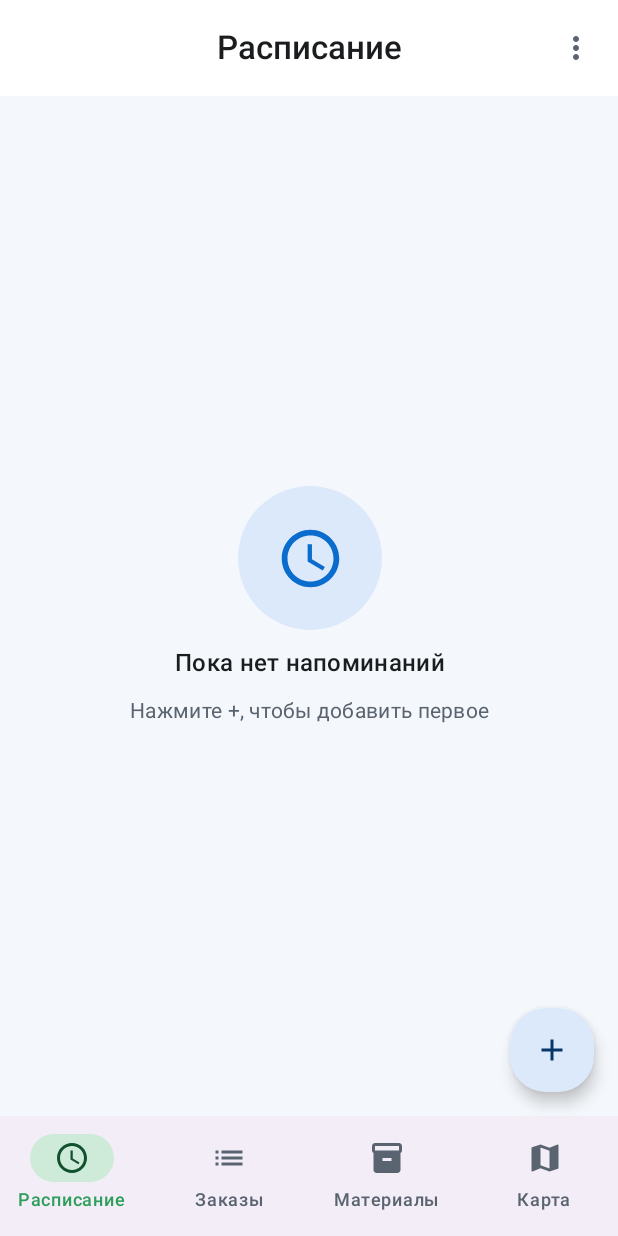
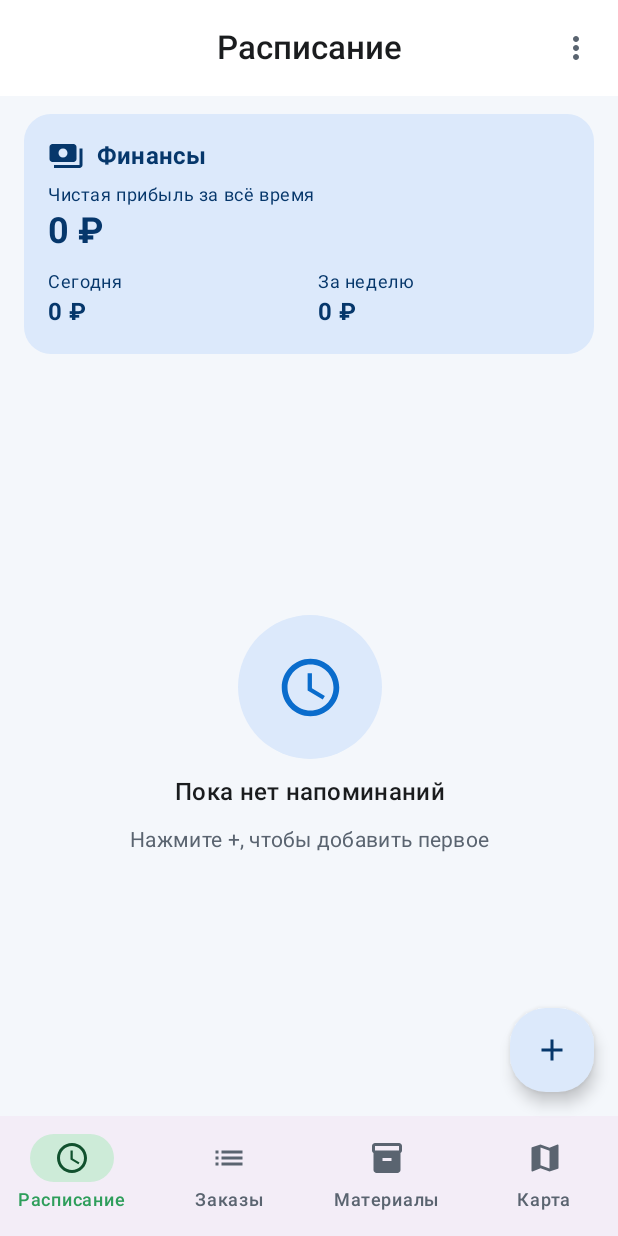
Before and after one commit to kiltler/kiltler, an Android app built with Jetpack Compose: the screen it shows after launch (MainActivity), on a phone screen of 412 x 824 dp. Run offline under Robolectric (Android 15) with nearby library versions, the phone set to English and light mode, and no system bars; our stand-ins replace Firebase (no records; nobody signed in at launch, a user with empty details on screens opened directly), Room's generated code; libraries missing offline, so code that uses them is left out: com.yandex.mapkit; 3 statements that could not run were skipped.

Commit message:
Add finances panel and force the light theme
- New finance card at the top of the schedule: revenue from completed
  orders, automatic material/advertising reserves, and net profit for
  today, the week and all time. Reserve percentages are editable.
- The app now always uses the light (white) theme regardless of the
  system dark mode, with matching light system bars.

https://claude.ai/code/session_01RXjEZR9YerMNhqDiRGdi7K

```diff
--- a/app/src/main/java/com/kiltler/assistant/MainActivity.kt
+++ b/app/src/main/java/com/kiltler/assistant/MainActivity.kt
@@ -2,9 +2,11 @@ package com.kiltler.assistant
 
 import android.Manifest
 import android.content.pm.PackageManager
+import android.graphics.Color
 import android.os.Build
 import android.os.Bundle
 import androidx.activity.ComponentActivity
+import androidx.activity.SystemBarStyle
 import androidx.activity.compose.setContent
 import androidx.activity.enableEdgeToEdge
 import androidx.activity.result.contract.ActivityResultContracts
@@ -24,7 +26,10 @@ class MainActivity : ComponentActivity() {
     override fun onCreate(savedInstanceState: Bundle?) {
         super.onCreate(savedInstanceState)
         MapKitFactory.initialize(this)
-        enableEdgeToEdge()
+        enableEdgeToEdge(
+            statusBarStyle = SystemBarStyle.light(Color.TRANSPARENT, Color.TRANSPARENT),
+            navigationBarStyle = SystemBarStyle.light(Color.TRANSPARENT, Color.TRANSPARENT)
+        )
         requestNotificationPermission()
 
         setContent {
--- a/app/src/main/java/com/kiltler/assistant/ui/AppScaffold.kt
+++ b/app/src/main/java/com/kiltler/assistant/ui/AppScaffold.kt
@@ -198,6 +198,7 @@ fun AppScaffold() {
             when (tab) {
                     Tab.SCHEDULE -> ScheduleScreen(
                         reminders = reminders,
+                        orders = orders,
                         editing = editingReminder,
                         showDialog = showReminderDialog,
                         onDismissDialog = { showReminderDialog = false },
--- /dev/null
+++ b/app/src/main/java/com/kiltler/assistant/ui/screens/Finance.kt
@@ -0,0 +1,236 @@
+package com.kiltler.assistant.ui.screens
+
+import androidx.compose.foundation.clickable
+import androidx.compose.foundation.layout.Arrangement
+import androidx.compose.foundation.layout.Column
+import androidx.compose.foundation.layout.Row
+import androidx.compose.foundation.layout.Spacer
+import androidx.compose.foundation.layout.fillMaxWidth
+import androidx.compose.foundation.layout.height
+import androidx.compose.foundation.layout.padding
+import androidx.compose.foundation.rememberScrollState
+import androidx.compose.foundation.text.KeyboardOptions
+import androidx.compose.foundation.verticalScroll
+import androidx.compose.material.icons.Icons
+import androidx.compose.material.icons.filled.Payments
+import androidx.compose.material3.AlertDialog
+import androidx.compose.material3.Card
+import androidx.compose.material3.CardDefaults
+import androidx.compose.material3.HorizontalDivider
+import androidx.compose.material3.Icon
+import androidx.compose.material3.MaterialTheme
+import androidx.compose.material3.OutlinedTextField
+import androidx.compose.material3.Text
+import androidx.compose.material3.TextButton
+import androidx.compose.runtime.Composable
+import androidx.compose.runtime.getValue
+import androidx.compose.runtime.mutableStateOf
+import androidx.compose.runtime.remember
+import androidx.compose.runtime.setValue
+import androidx.compose.ui.Alignment
+import androidx.compose.ui.Modifier
+import androidx.compose.ui.text.font.FontWeight
+import androidx.compose.ui.text.input.KeyboardType
+import androidx.compose.ui.unit.dp
+import com.kiltler.assistant.data.Order
+import com.kiltler.assistant.data.OrderStatus
+import java.util.Calendar
+
+private const val WEEK_MS = 7L * 24 * 60 * 60 * 1000
+
+/** Финансовые итоги за период. */
+data class FinanceStats(
+    val revenue: Double,
+    val materials: Double,
+    val ads: Double,
+    val net: Double
+)
+
+private fun computeFinance(
+    orders: List<Order>,
+    sinceMillis: Long?,
+    matPct: Int,
+    adsPct: Int
+): FinanceStats {
+    val revenue = orders
+        .filter { OrderStatus.from(it.status) == OrderStatus.DONE && it.price > 0 }
+        .filter { sinceMillis == null || (it.scheduledMillis ?: it.createdAt) >= sinceMillis }
+        .sumOf { it.price }
+    val materials = revenue * matPct / 100.0
+    val ads = revenue * adsPct / 100.0
+    return FinanceStats(revenue, materials, ads, revenue - materials - ads)
+}
+
+private fun startOfToday(): Long {
+    val c = Calendar.getInstance()
+    c.set(Calendar.HOUR_OF_DAY, 0)
+    c.set(Calendar.MINUTE, 0)
+    c.set(Calendar.SECOND, 0)
+    c.set(Calendar.MILLISECOND, 0)
+    return c.timeInMillis
+}
+
+private fun money(value: Double): String =
+    "%,d ₽".format(value.toLong()).replace(',', ' ')
+
+/** Карточка финансов вверху расписания — чистая прибыль и переход к деталям. */
+@Composable
+fun FinanceCard(
+    orders: List<Order>,
+    matPct: Int,
+    adsPct: Int,
+    onClick: () -> Unit,
+    modifier: Modifier = Modifier
+) {
+    val all = computeFinance(orders, null, matPct, adsPct)
+    val day = computeFinance(orders, startOfToday(), matPct, adsPct)
+    val week = computeFinance(orders, System.currentTimeMillis() - WEEK_MS, matPct, adsPct)
+
+    Card(
+        modifier = modifier.fillMaxWidth().clickable(onClick = onClick),
+        colors = CardDefaults.cardColors(
+            containerColor = MaterialTheme.colorScheme.primaryContainer,
+            contentColor = MaterialTheme.colorScheme.onPrimaryContainer
+        )
+    ) {
+        Column(modifier = Modifier.padding(16.dp)) {
+            Row(verticalAlignment = Alignment.CenterVertically) {
+                Icon(Icons.Default.Payments, contentDescription = null)
+                Text(
+                    "  Финансы",
+                    style = MaterialTheme.typography.titleMedium,
+                    fontWeight = FontWeight.Bold
+                )
+            }
+            Spacer(Modifier.height(6.dp))
+            Text("Чистая прибыль за всё время", style = MaterialTheme.typography.bodySmall)
+            Text(
+                money(all.net),
+                style = MaterialTheme.typography.headlineSmall,
+                fontWeight = FontWeight.Bold
+            )
+            Spacer(Modifier.height(10.dp))
+            Row(horizontalArrangement = Arrangement.spacedBy(12.dp)) {
+                FinanceMini("Сегодня", day.net, Modifier.weight(1f))
+                FinanceMini("За неделю", week.net, Modifier.weight(1f))
+            }
+        }
+    }
+}
+
+@Composable
+private fun FinanceMini(label: String, value: Double, modifier: Modifier) {
+    Column(modifier = modifier) {
+        Text(label, style = MaterialTheme.typography.bodySmall)
+        Text(
+            money(value),
+            style = MaterialTheme.typography.titleMedium,
+            fontWeight = FontWeight.Bold
+        )
+    }
+}
+
+/** Подробный расчёт финансов с настройкой отчислений. */
+@Composable
+fun FinanceDialog(
+    orders: List<Order>,
+    matPct: Int,
+    adsPct: Int,
+    onDismiss: () -> Unit,
+    onSave: (Int, Int) -> Unit
+) {
+    var mat by remember { mutableStateOf(matPct.toString()) }
+    var ads by remember { mutableStateOf(adsPct.toString()) }
+    val m = mat.toIntOrNull()?.coerceIn(0, 100) ?: 0
+    val a = ads.toIntOrNull()?.coerceIn(0, 100) ?: 0
+
+    AlertDialog(
+        onDismissRequest = onDismiss,
+        title = { Text("Финансы") },
+        text = {
+            Column(
+                modifier = Modifier.verticalScroll(rememberScrollState()),
+                verticalArrangement = Arrangement.spacedBy(12.dp)
+            ) {
+                FinanceSection("Сегодня", computeFinance(orders, startOfToday(), m, a))
+                FinanceSection(
+                    "За неделю",
+                    computeFinance(orders, System.currentTimeMillis() - WEEK_MS, m, a)
+                )
+                FinanceSection("За всё время", computeFinance(orders, null, m, a))
+
+                HorizontalDivider()
+                Text(
+                    "Отчисления (% от выручки)",
+                    style = MaterialTheme.typography.labelLarge,
+                    fontWeight = FontWeight.Bold
+                )
+                Row(horizontalArrangement = Arrangement.spacedBy(8.dp)) {
+                    OutlinedTextField(
+                        value = mat,
+                        onValueChange = { mat = it.filter(Char::isDigit).take(3) },
+                        label = { Text("Материалы, %") },
+                        singleLine = true,
+                        keyboardOptions = KeyboardOptions(keyboardType = KeyboardType.Number),
+                        modifier = Modifier.weight(1f)
+                    )
+                    OutlinedTextField(
+                        value = ads,
+                        onValueChange = { ads = it.filter(Char::isDigit).take(3) },
+                        label = { Text("Реклама, %") },
+                        singleLine = true,
+                        keyboardOptions = KeyboardOptions(keyboardType = KeyboardType.Number),
+                        modifier = Modifier.weight(1f)
+                    )
+                }
+                Text(
+                    "Считается по выполненным заказам.",
+                    style = MaterialTheme.typography.bodySmall,
+                    color = MaterialTheme.colorScheme.onSurfaceVariant
+                )
+            }
+        },
+        confirmButton = {
+            TextButton(onClick = { onSave(m, a) }) { Text("Сохранить") }
+        },
+        dismissButton = {
+            TextButton(onClick = onDismiss) { Text("Закрыть") }
+        }
+    )
+}
+
+@Composable
+private fun FinanceSection(title: String, stats: FinanceStats) {
+    Column(verticalArrangement = Arrangement.spacedBy(2.dp)) {
+        Text(
+            title,
+            style = MaterialTheme.typography.titleSmall,
+            fontWeight = FontWeight.Bold,
+            color = MaterialTheme.colorScheme.primary
+        )
+        FinanceRow("Выручка", money(stats.revenue))
+        FinanceRow("На материалы", "− ${money(stats.materials)}")
+        FinanceRow("На рекламу", "− ${money(stats.ads)}")
+        FinanceRow("Чистая прибыль", money(stats.net), highlight = true)
+    }
+}
+
+@Composable
+private fun FinanceRow(label: String, value: String, highlight: Boolean = false) {
+    Row(modifier = Modifier.fillMaxWidth()) {
+        Text(
+            label,
+            style = MaterialTheme.typography.bodyMedium,
+            modifier = Modifier.weight(1f),
+            color = if (highlight) MaterialTheme.colorScheme.onSurface
+            else MaterialTheme.colorScheme.onSurfaceVariant
+        )
+        Text(
+            value,
+            style = MaterialTheme.typography.bodyMedium,
+            fontWeight = if (highlight) FontWeight.Bold else FontWeight.Normal,
+            color = if (highlight) MaterialTheme.colorScheme.primary
+            else MaterialTheme.colorScheme.onSurface
+        )
+    }
+}
--- a/app/src/main/java/com/kiltler/assistant/ui/screens/ScheduleScreen.kt
+++ b/app/src/main/java/com/kiltler/assistant/ui/screens/ScheduleScreen.kt
@@ -1,5 +1,6 @@
 package com.kiltler.assistant.ui.screens
 
+import android.content.Context
 import androidx.compose.foundation.layout.Arrangement
 import androidx.compose.foundation.layout.Box
 import androidx.compose.foundation.layout.Column
@@ -41,6 +42,7 @@ import androidx.compose.ui.text.style.TextOverflow
 import androidx.compose.ui.unit.dp
 import com.kiltler.assistant.data.Reminder
 import com.kiltler.assistant.ui.SectionHeader
+import com.kiltler.assistant.data.Order
 import com.kiltler.assistant.ui.VoiceTextField
 import com.kiltler.assistant.ui.formatDateTime
 import com.kiltler.assistant.ui.pickDateTime
@@ -48,6 +50,7 @@ import com.kiltler.assistant.ui.pickDateTime
 @Composable
 fun ScheduleScreen(
     reminders: List<Reminder>,
+    orders: List<Order>,
     editing: Reminder?,
     showDialog: Boolean,
     onDismissDialog: () -> Unit,
@@ -55,6 +58,12 @@ fun ScheduleScreen(
     onToggleDone: (Reminder) -> Unit,
     onDelete: (Reminder) -> Unit
 ) {
+    val context = LocalContext.current
+    val prefs = remember { context.getSharedPreferences("finance", Context.MODE_PRIVATE) }
+    var matPct by remember { mutableStateOf(prefs.getInt("mat", 30)) }
+    var adsPct by remember { mutableStateOf(prefs.getInt("ads", 10)) }
+    var showFinance by remember { mutableStateOf(false) }
+
     val now = System.currentTimeMillis()
     val active = reminders.filter { !it.isDone }
     val overdue = active.filter { it.timeMillis < now }
@@ -62,12 +71,26 @@ fun ScheduleScreen(
     val upcoming = active.filter { it.timeMillis >= now && !isToday(it.timeMillis) }
     val done = reminders.filter { it.isDone }
 
+    Column(modifier = Modifier.fillMaxSize()) {
+        FinanceCard(
+            orders = orders,
+            matPct = matPct,
+            adsPct = adsPct,
+            onClick = { showFinance = true },
+            modifier = Modifier.padding(start = 16.dp, end = 16.dp, top = 12.dp)
+        )
         if (reminders.isEmpty()) {
-        EmptyState(Icons.Default.Schedule, "Пока нет напоминаний", "Нажмите +, чтобы добавить первое")
+            Box(modifier = Modifier.weight(1f)) {
+                EmptyState(
+                    Icons.Default.Schedule,
+                    "Пока нет напоминаний",
+                    "Нажмите +, чтобы добавить первое"
+                )
+            }
         } else {
             LazyColumn(
-            modifier = Modifier.fillMaxSize(),
-            contentPadding = PaddingValues(16.dp, 8.dp, 16.dp, 96.dp),
+                modifier = Modifier.weight(1f),
+                contentPadding = PaddingValues(16.dp, 12.dp, 16.dp, 96.dp),
                 verticalArrangement = Arrangement.spacedBy(6.dp)
             ) {
                 section("Просрочено", overdue, onToggleDone, onDelete, accent = true)
@@ -76,12 +99,28 @@ fun ScheduleScreen(
                 section("Выполнено", done, onToggleDone, onDelete)
             }
         }
+    }
 
     if (showDialog) {
         ReminderDialog(
             initial = editing,
             onDismiss = onDismissDialog,
             onSave = { onSave(it); onDismissDialog() }
+        )
+    }
+
+    if (showFinance) {
+        FinanceDialog(
+            orders = orders,
+            matPct = matPct,
+            adsPct = adsPct,
+            onDismiss = { showFinance = false },
+            onSave = { m, a ->
+                matPct = m
+                adsPct = a
+                prefs.edit().putInt("mat", m).putInt("ads", a).apply()
+                showFinance = false
+            }
         )
     }
 }
--- a/app/src/main/java/com/kiltler/assistant/ui/theme/Theme.kt
+++ b/app/src/main/java/com/kiltler/assistant/ui/theme/Theme.kt
@@ -1,17 +1,14 @@
 package com.kiltler.assistant.ui.theme
 
-import androidx.compose.foundation.isSystemInDarkTheme
 import androidx.compose.foundation.shape.RoundedCornerShape
 import androidx.compose.material3.MaterialTheme
 import androidx.compose.material3.Shapes
-import androidx.compose.material3.darkColorScheme
 import androidx.compose.material3.lightColorScheme
 import androidx.compose.runtime.Composable
 import androidx.compose.ui.graphics.Color
 import androidx.compose.ui.unit.dp
 
 private val Brand = Color(0xFF0A6CCC)
-private val BrandDark = Color(0xFF4DA3F0)
 
 private val LightColors = lightColorScheme(
     primary = Brand,
@@ -31,24 +28,6 @@ private val LightColors = lightColorScheme(
     outline = Color(0xFFC2CAD4)
 )
 
-private val DarkColors = darkColorScheme(
-    primary = BrandDark,
-    onPrimary = Color(0xFF06243F),
-    primaryContainer = Color(0xFF1F4E7E),
-    onPrimaryContainer = Color(0xFFDCE9FB),
-    secondary = Color(0xFF54C887),
-    onSecondary = Color(0xFF06311B),
-    secondaryContainer = Color(0xFF1F5638),
-    onSecondaryContainer = Color(0xFFCDEBD8),
-    background = Color(0xFF11151A),
-    onBackground = Color(0xFFE3E6EA),
-    surface = Color(0xFF1A2027),
-    onSurface = Color(0xFFE3E6EA),
-    surfaceVariant = Color(0xFF2A323C),
-    onSurfaceVariant = Color(0xFFAEB6C0),
-    outline = Color(0xFF3C4650)
-)
-
 /** Скруглённые формы для карточек, диалогов и кнопок. */
 private val AppShapes = Shapes(
     extraSmall = RoundedCornerShape(10.dp),
@@ -58,13 +37,11 @@ private val AppShapes = Shapes(
     extraLarge = RoundedCornerShape(28.dp)
 )
 
+/** Светлая тема приложения (всегда белая, независимо от системной темы). */
 @Composable
-fun AssistantTheme(
-    darkTheme: Boolean = isSystemInDarkTheme(),
-    content: @Composable () -> Unit
-) {
+fun AssistantTheme(content: @Composable () -> Unit) {
     MaterialTheme(
-        colorScheme = if (darkTheme) DarkColors else LightColors,
+        colorScheme = LightColors,
         shapes = AppShapes,
         content = content
     )
```
Lines whose indentation alone changed are shown as unchanged.
